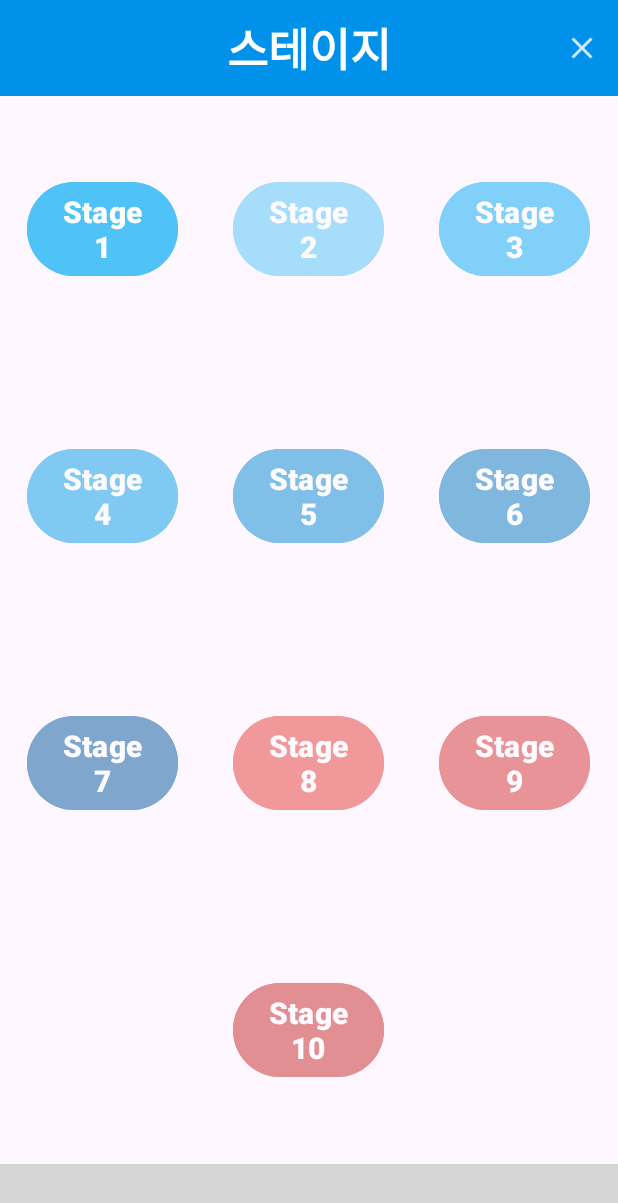
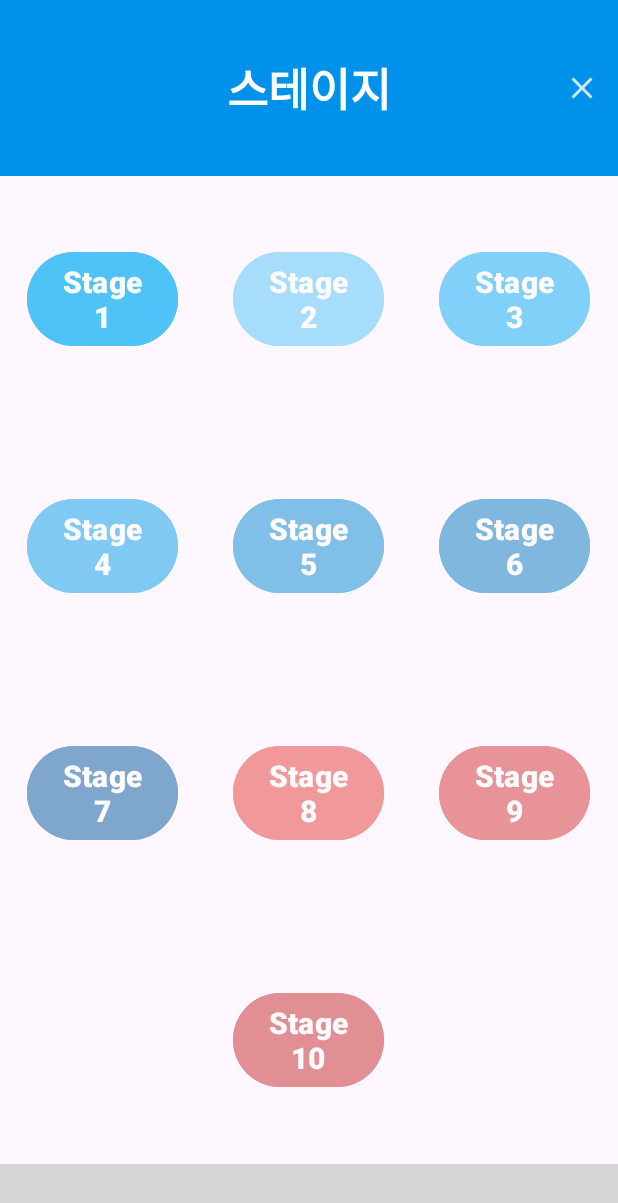
Before and after one commit to hsyoodev/neologismquiz, an Android app: the StageActivity screen opened directly, with no data from a screen before it, on a phone screen of 412 x 824 dp. Shown: the top 1203 px of the screen. Run offline under Robolectric (Android 15) with nearby library versions, the phone set to English and light mode, and no system bars; grey boxes are pictures that could not be loaded.

Commit message:
바텀앱바와 크기를 동일 시 하기위해 minHeight를 추가하였다. 폰 마다 크기가 다 재각기이기때문에 고정크기로 정했다.

```diff
--- a/app/src/main/res/layout/toolbar.xml
+++ b/app/src/main/res/layout/toolbar.xml
@@ -2,6 +2,7 @@
 <androidx.appcompat.widget.Toolbar xmlns:android="http://schemas.android.com/apk/res/android"
     xmlns:app="http://schemas.android.com/apk/res-auto"
     android:background="#0091EA"
+    android:minHeight="176px"
     android:layout_width="match_parent"
     android:layout_height="wrap_content"
     app:contentInsetStart="0dp">
```
